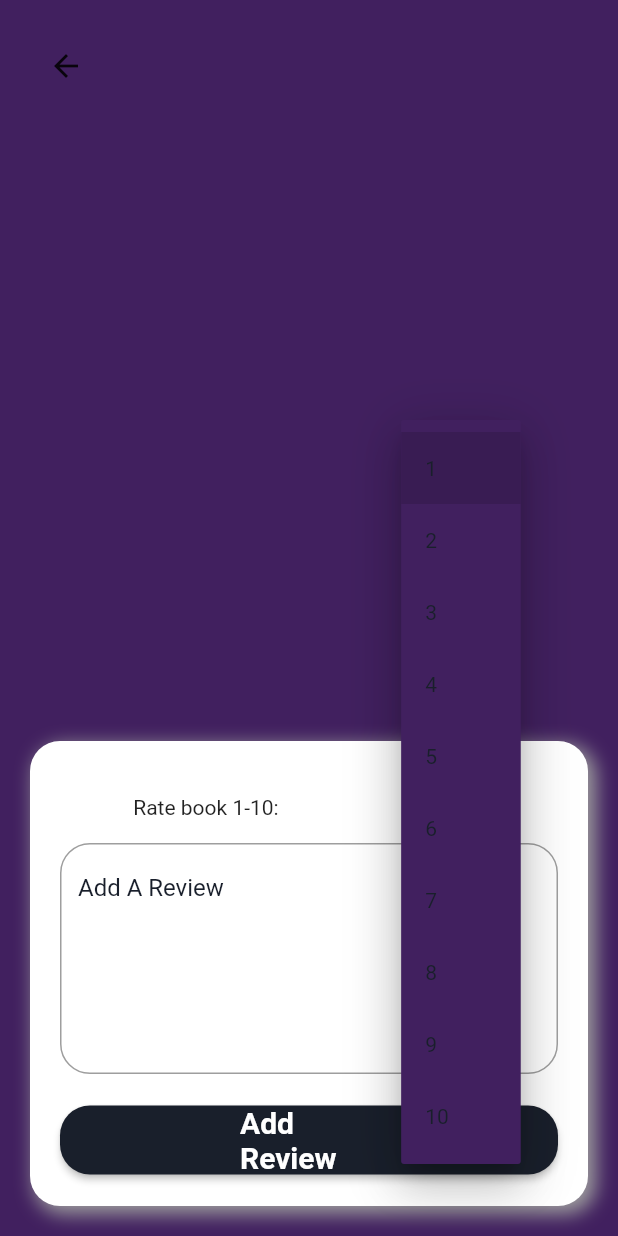
After one commit to shehabAbouelhassan/Reading, a Flutter app: the OurReview screen opened directly, after a tap on the "arrow downward" icon, on a phone screen of 412 x 824 dp. The commit adds this screen. Run offline on Flutter 3.47's test engine with Material 2 defaults, Android fonts, the phone set to English and light mode, and no system bars; our stand-ins replace cloud_firestore, firebase_auth, flutter_datetime_picker, google_sign_in; accounts and stored records are empty; network calls fail.

Commit message:
adding book reveiew feture

```diff
--- a/lib/screens/addBook/addBook.dart
+++ b/lib/screens/addBook/addBook.dart
@@ -90,12 +90,12 @@ class _OurAddBookState extends State<OurAddBook> {
                     ),
                   ),
                   TextFormField(
+                    keyboardType: TextInputType.number,
                     controller: _lengthController,
                     decoration: InputDecoration(
                       prefixIcon: Icon(Icons.label),
                       hintText: "Length",
                     ),
-                    keyboardType: TextInputType.number,
                   ),
                   Text(_selectedDate.toString()),
                   FlatButton(
--- /dev/null
+++ b/lib/screens/review/review.dart
@@ -0,0 +1,103 @@
+import 'package:Reading_Corner/states/currentGroup.dart';
+import 'package:Reading_Corner/states/currentUser.dart';
+import 'package:Reading_Corner/widgets/OurContainer.dart';
+import 'package:flutter/material.dart';
+import 'package:provider/provider.dart';
+
+class OurReview extends StatefulWidget {
+  final CurrentGroup currentGroup;
+
+  OurReview({this.currentGroup});
+  @override
+  _OurReviewState createState() => _OurReviewState();
+}
+
+class _OurReviewState extends State<OurReview> {
+  TextEditingController _reviewController = TextEditingController();
+  int _dropDownValue;
+  @override
+  Widget build(BuildContext context) {
+    return Scaffold(
+      body: Column(
+        children: <Widget>[
+          Padding(
+            padding: const EdgeInsets.all(20.0),
+            child: Row(
+              children: <Widget>[BackButton()],
+            ),
+          ),
+          Spacer(),
+          Padding(
+            padding: const EdgeInsets.all(20.0),
+            child: OurContainer(
+              child: Column(
+                children: <Widget>[
+                  Row(
+                    mainAxisAlignment: MainAxisAlignment.spaceAround,
+                    children: <Widget>[
+                      Text("Rate book 1-10:"),
+                      DropdownButton<int>(
+                        value: _dropDownValue,
+                        icon: Icon(Icons.arrow_downward),
+                        iconSize: 24,
+                        elevation: 16,
+                        style: TextStyle(color: Theme.of(context).accentColor),
+                        underline: Container(
+                          height: 2,
+                          color: Theme.of(context).accentColor,
+                        ),
+                        onChanged: (int newValue) {
+                          setState(() {
+                            _dropDownValue = newValue;
+                          });
+                        },
+                        items: <int>[1, 2, 3, 4, 5, 6, 7, 8, 9, 10]
+                            .map<DropdownMenuItem<int>>((int value) {
+                          return DropdownMenuItem<int>(
+                            value: value,
+                            child: Text(value.toString()),
+                          );
+                        }).toList(),
+                      ),
+                    ],
+                  ),
+                  TextFormField(
+                    controller: _reviewController,
+                    maxLines: 6,
+                    decoration: InputDecoration(
+                      hintText: "Add A Review ",
+                    ),
+                  ),
+                  SizedBox(
+                    height: 20.0,
+                  ),
+                  RaisedButton(
+                    child: Padding(
+                      padding: EdgeInsets.symmetric(horizontal: 100),
+                      child: (Text(
+                        "Add Review",
+                        style: TextStyle(
+                            color: Colors.white,
+                            fontWeight: FontWeight.bold,
+                            fontSize: 20.0),
+                      )),
+                    ),
+                    onPressed: () {
+                      String uid =
+                          Provider.of<CurrentUser>(context, listen: false)
+                              .getCurrentUser
+                              .uid;
+                      widget.currentGroup.finishedBook(
+                          uid, _dropDownValue, _reviewController.text);
+                      Navigator.pop(context);
+                    },
+                  ),
+                ],
+              ),
+            ),
+          )
+        ],
+      ),
+    );
+  }
+}
--- a/lib/states/currentGroup.dart
+++ b/lib/states/currentGroup.dart
@@ -6,19 +6,34 @@ import 'package:flutter/cupertino.dart';
 class CurrentGroup extends ChangeNotifier {
   OurGroup _currentGroup = OurGroup();
   OurBook _currentBook = OurBook();
+  bool _doneWithCurrentBook = false;
 
   OurGroup get getCurrentGroup => _currentGroup;
   OurBook get getCurrentBook => _currentBook;
+  bool get getDoneWithCurrentBook => _doneWithCurrentBook;
 
-  void updateStateFromDatabase(String groupId) async {
+  void updateStateFromDatabase(String groupId, String userUid) async {
     try {
       _currentGroup = await OurDatabase().getGroupInfo(groupId);
       _currentBook = await OurDatabase()
           .getCurrentBook(groupId, _currentGroup.currentBookId);
+      _doneWithCurrentBook = await OurDatabase()
+          .isUserDoneWithBook(groupId, _currentGroup.currentBookId, userUid);
 
       notifyListeners();
     } catch (e) {
       print(e);
     }
   }
+
+  void finishedBook(String userUid, int rating, String review) async {
+    try {
+      await OurDatabase().finishedBook(_currentGroup.id,
+          _currentGroup.currentBookId, userUid, rating, review);
+      _doneWithCurrentBook = true;
+      notifyListeners();
+    } catch (e) {
+      print(e);
+    }
+  }
 }
```
Also changed, not shown: lib/screens/home/home.dart (+46 -10 lines), lib/services/database.dart (+47 -0 lines), lib/utilis/timeLeft.dart (added, +85 -0 lines).
